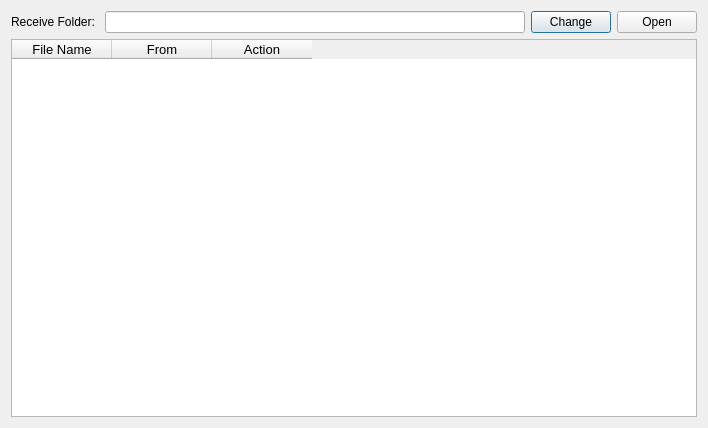
First picture: the form in Console/UI/FileReceiveUI.ui, repository yang-zhongtian/PYCM, before the edit.
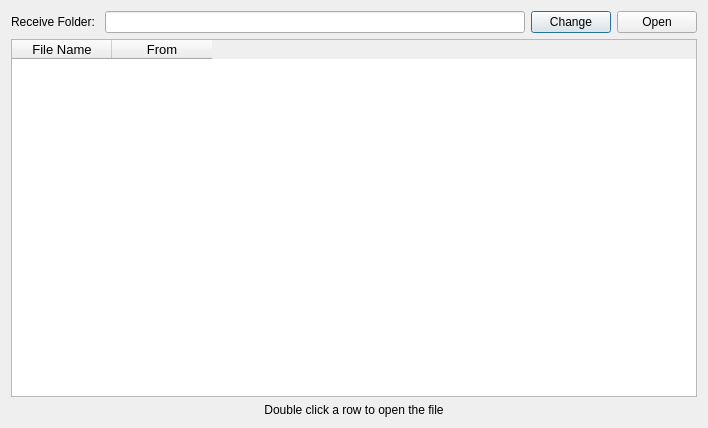
Second picture: the form after the edit. Icons and pictures are not drawn.

```diff
--- a/Console/UI/FileReceiveUI.ui
+++ b/Console/UI/FileReceiveUI.ui
@@ -29,7 +29,7 @@
    <iconset resource="../Resources.qrc">
     <normaloff>:/Core/Resources/Logo.png</normaloff>:/Core/Resources/Logo.png</iconset>
   </property>
-  <layout class="QVBoxLayout" name="verticalLayout_1" stretch="0,0">
+  <layout class="QVBoxLayout" name="verticalLayout_1" stretch="0,0,0">
    <item>
     <layout class="QHBoxLayout" name="horizontalLayout">
      <item>
@@ -82,6 +82,18 @@
    </item>
    <item>
     <widget class="QTableWidget" name="received_files">
+     <property name="editTriggers">
+      <set>QAbstractItemView::NoEditTriggers</set>
+     </property>
+     <property name="alternatingRowColors">
+      <bool>true</bool>
+     </property>
+     <property name="selectionMode">
+      <enum>QAbstractItemView::SingleSelection</enum>
+     </property>
+     <property name="selectionBehavior">
+      <enum>QAbstractItemView::SelectRows</enum>
+     </property>
      <attribute name="verticalHeaderVisible">
       <bool>false</bool>
      </attribute>
@@ -111,19 +123,16 @@
        <set>AlignCenter</set>
       </property>
      </column>
-     <column>
-      <property name="text">
-       <string>Action</string>
-      </property>
-      <property name="font">
-       <font>
-        <pointsize>10</pointsize>
-       </font>
-      </property>
-      <property name="textAlignment">
-       <set>AlignCenter</set>
-      </property>
-     </column>
+    </widget>
+   </item>
+   <item>
+    <widget class="QLabel" name="show_selected_file_guide">
+     <property name="text">
+      <string>Double click a row to open the file</string>
+     </property>
+     <property name="alignment">
+      <set>Qt::AlignCenter</set>
+     </property>
     </widget>
    </item>
   </layout>
```
Left out of the diff: 17 changed lines with no effect on the pictures.
